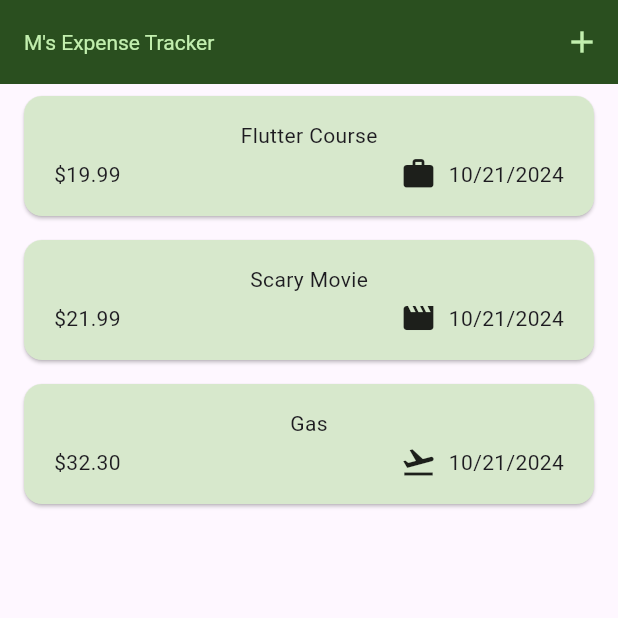
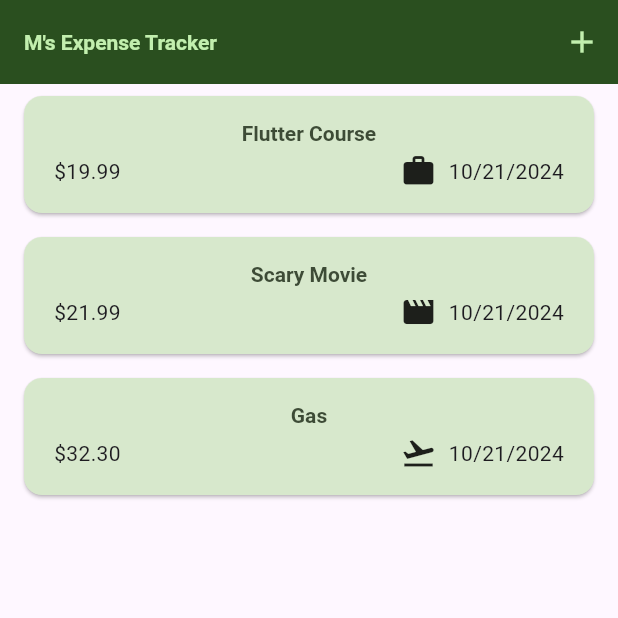
Before and after one commit to verdetea22/expense-tracker, a Flutter app: the screen it shows after launch, on a phone screen of 412 x 824 dp, the top half of it. Run offline on Flutter 3.47's test engine with Material 3 defaults, Android fonts, the phone set to English and light mode, and no system bars.

Commit message:
theme, color shown when dismissing

```diff
--- a/lib/main.dart
+++ b/lib/main.dart
@@ -27,7 +27,7 @@ void main() {
         ),
         textTheme: ThemeData().textTheme.copyWith(
           titleLarge: TextStyle(
-            fontWeight: FontWeight.normal,
+            fontWeight: FontWeight.bold,
             color: kColorScheme.onSecondaryContainer,
             fontSize: 14,
           ),
--- a/lib/widgets/expenses_list/expense_item.dart
+++ b/lib/widgets/expenses_list/expense_item.dart
@@ -17,7 +17,7 @@ class ExpenseItem extends StatelessWidget{
         ),
         child: Column(
           children: [
-            Text(expense.title),
+            Text(expense.title, style: Theme.of(context).textTheme.titleLarge,),
             const SizedBox(height: 4),
             Row(
               children: [
--- a/lib/widgets/expenses_list/expenses_list.dart
+++ b/lib/widgets/expenses_list/expenses_list.dart
@@ -21,6 +21,8 @@ class ExpensesList extends StatelessWidget{
       //makes cards swipeable, must then delete stored data
       itemBuilder: (ctx, index) => Dismissible(
         key: ValueKey(expenses[index]),
+        background: Container(color: Theme.of(context).colorScheme.error,
+        ),
         onDismissed: (direction) {
           onRemoveExpense(expenses[index]);
         },
```
